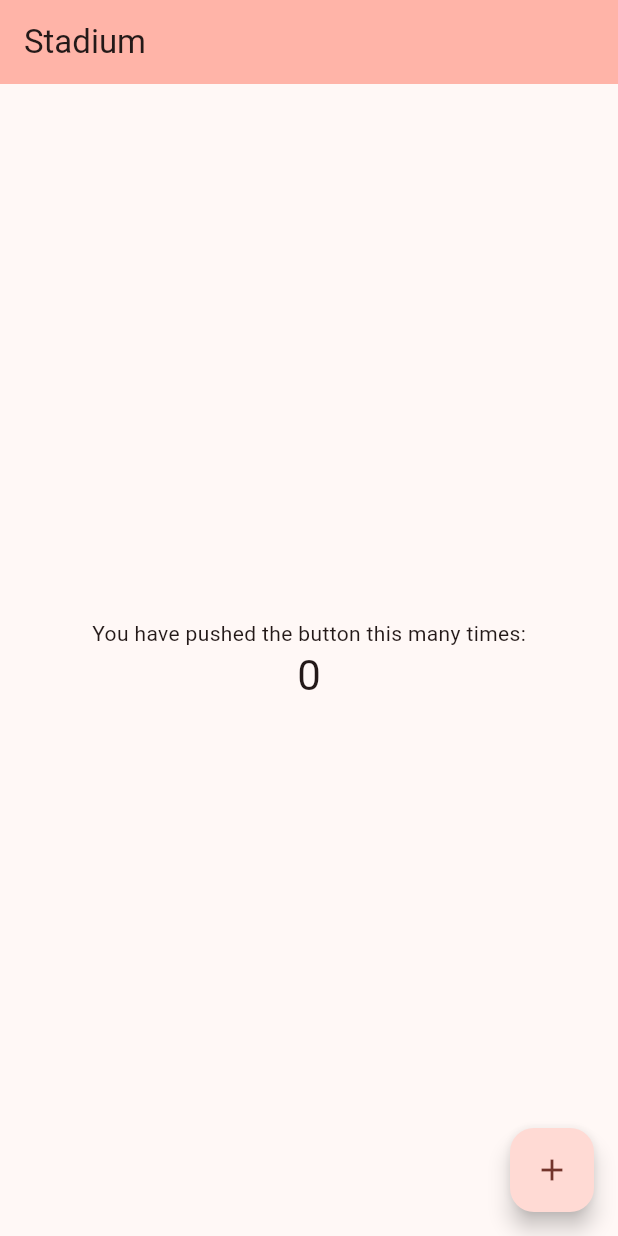
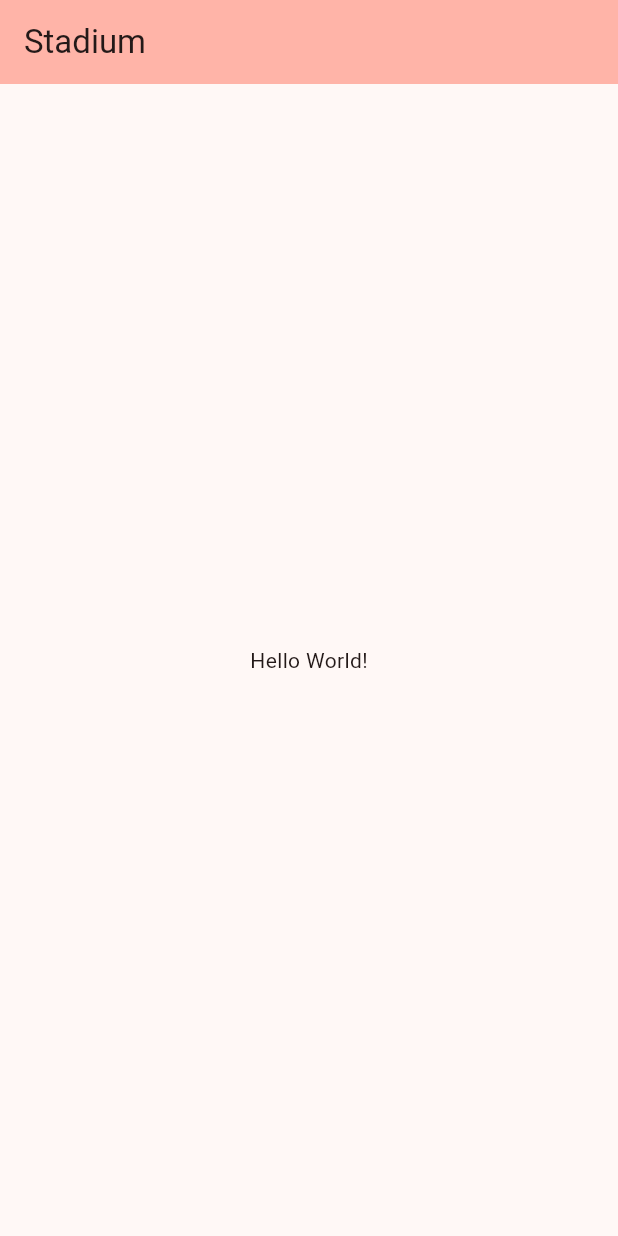
Before and after one commit to yoninani7/Yona_ecommerce, a Flutter app: the screen it shows after launch, on a phone screen of 412 x 824 dp. Run offline on Flutter 3.47's test engine with Material 3 defaults, Android fonts, the phone set to English and light mode, and no system bars.

Commit message:
Update main.dart

```diff
--- a/project1/lib/main.dart
+++ b/project1/lib/main.dart
@@ -31,14 +31,6 @@ class MyHomePage extends StatefulWidget {
 }
 
 class _MyHomePageState extends State<MyHomePage> {
-  int _counter = 0;
-
-  void _incrementCounter() {
-    setState(() {
-      _counter++;
-    });
-  }
-
   @override
   Widget build(BuildContext context) {
     return Scaffold(
@@ -49,19 +41,8 @@ class _MyHomePageState extends State<MyHomePage> {
       body: Center(
         child: Column(
           mainAxisAlignment: MainAxisAlignment.center,
-          children: <Widget>[
-            const Text('You have pushed the button this many times:'),
-            Text(
-              '$_counter',
-              style: Theme.of(context).textTheme.headlineMedium,
-            ),
-          ],
+          children: <Widget>[const Text('Hello World!')],
         ),
-      ),
-      floatingActionButton: FloatingActionButton(
-        onPressed: _incrementCounter,
-        tooltip: 'Increment',
-        child: const Icon(Icons.add),
       ),
     );
   }
```
